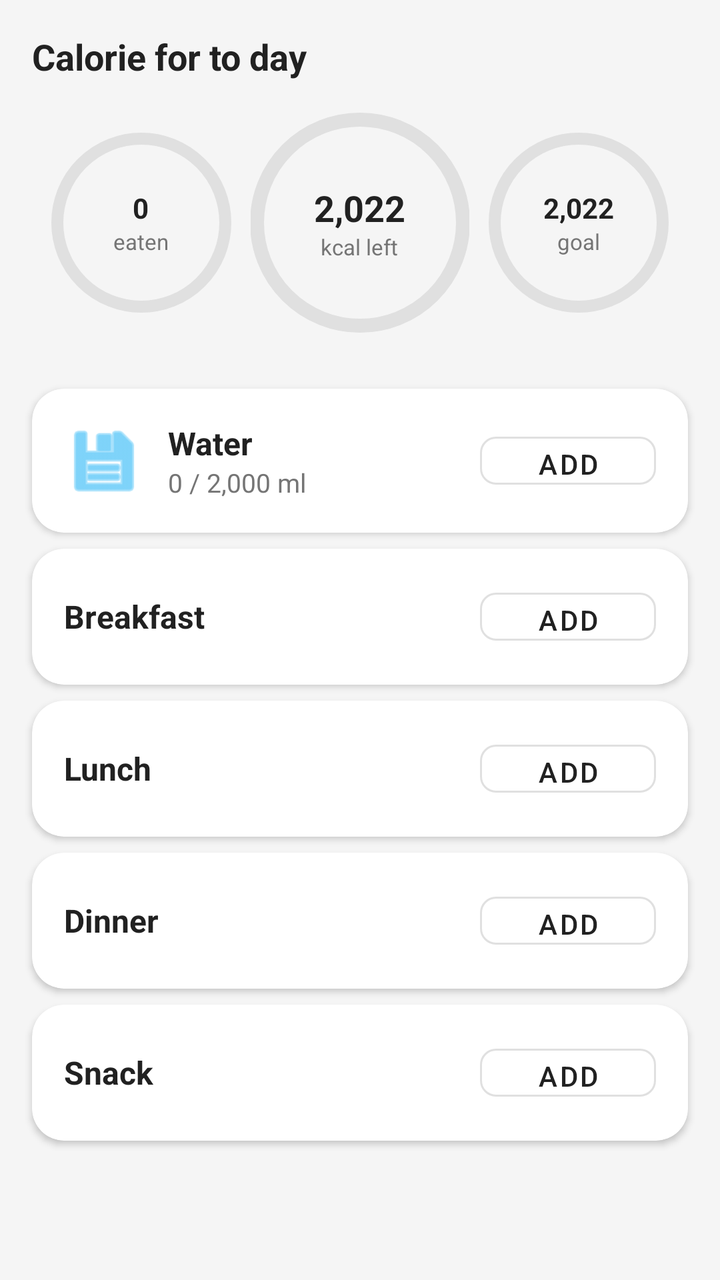
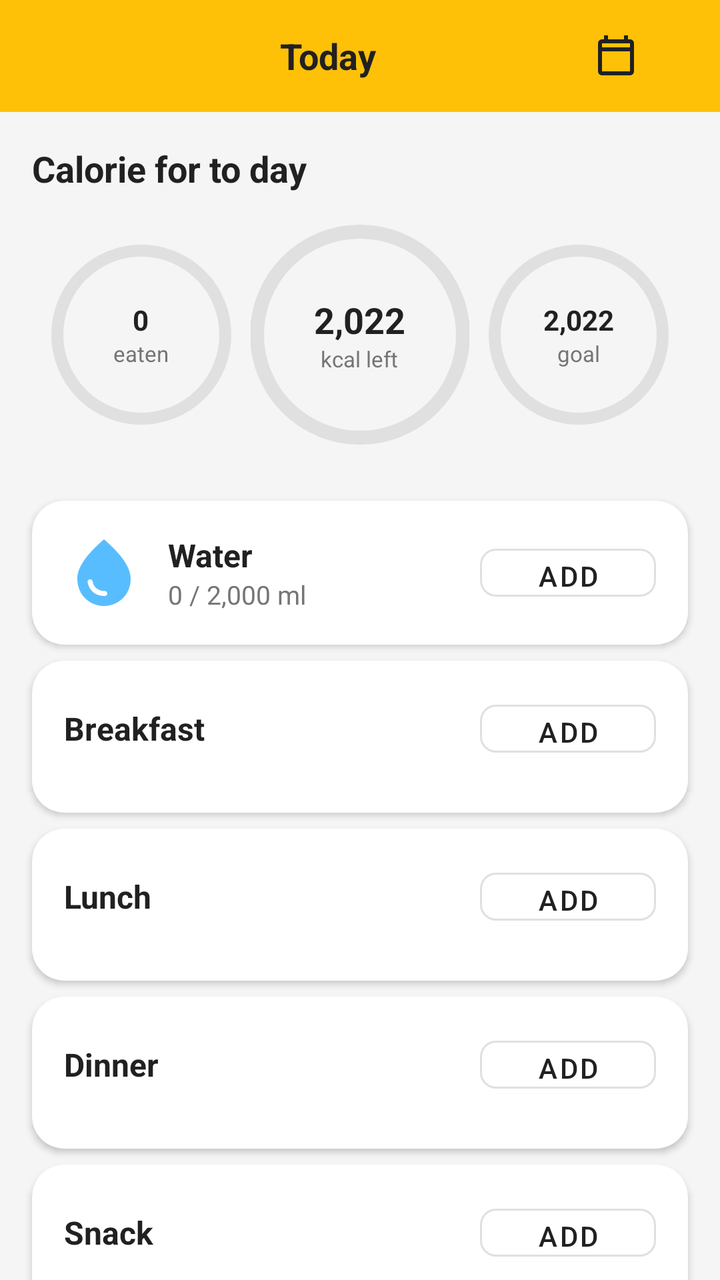

An Android layout rendered at two revisions. The XML below is the earlier revision; the diff shows what the commit changed to produce the second picture.
<!-- AndroidManifest.xml: application theme Theme.LionFitApp -->
<!-- res/layout/fragment_diet.xml -->
<?xml version="1.0" encoding="utf-8"?>
<androidx.core.widget.NestedScrollView
    xmlns:android="http://schemas.android.com/apk/res/android"
    xmlns:app="http://schemas.android.com/apk/res-auto"
    android:layout_width="match_parent"
    android:layout_height="match_parent"
    android:background="#F5F5F5"
    android:fillViewport="true">

    <LinearLayout
        android:layout_width="match_parent"
        android:layout_height="wrap_content"
        android:orientation="vertical">

        
        <LinearLayout
            android:layout_width="match_parent"
            android:layout_height="wrap_content"
            android:orientation="vertical"
            android:paddingStart="16dp"
            android:paddingEnd="16dp"
            android:paddingTop="16dp"
            android:paddingBottom="8dp"
            android:background="#F5F5F5">

            <TextView
                android:layout_width="wrap_content"
                android:layout_height="wrap_content"
                android:text="@string/calorie_for_today"
                android:textColor="#212121"
                android:textSize="18sp"
                android:textStyle="bold"
                android:layout_marginBottom="16dp" />

            
            <LinearLayout
                android:layout_width="match_parent"
                android:layout_height="wrap_content"
                android:orientation="horizontal"
                android:gravity="center"
                android:baselineAligned="false"
                android:layout_marginBottom="8dp">

                
                <FrameLayout
                    android:layout_width="0dp"
                    android:layout_height="90dp"
                    android:layout_weight="1"
                    android:gravity="center">

                    <com.google.android.material.progressindicator.CircularProgressIndicator
                        android:id="@+id/progressEaten"
                        android:layout_width="90dp"
                        android:layout_height="90dp"
                        android:layout_gravity="center"
                        android:max="2000"
                        android:progress="0"
                        app:indicatorColor="#8BC34A"
                        app:trackColor="#E0E0E0"
                        app:trackThickness="6dp"
                        app:indicatorSize="90dp" />

                    <LinearLayout
                        android:layout_width="wrap_content"
                        android:layout_height="wrap_content"
                        android:layout_gravity="center"
                        android:gravity="center"
                        android:orientation="vertical">

                        <TextView
                            android:id="@+id/tvEaten"
                            android:layout_width="wrap_content"
                            android:layout_height="wrap_content"
                            android:text="@string/value_zero"
                            android:textColor="#212121"
                            android:textSize="14sp"
                            android:textStyle="bold" />

                        <TextView
                            android:layout_width="wrap_content"
                            android:layout_height="wrap_content"
                            android:text="@string/label_eaten"
                            android:textColor="#757575"
                            android:textSize="11sp" />

                    </LinearLayout>

                </FrameLayout>

                
                <FrameLayout
                    android:layout_width="0dp"
                    android:layout_height="110dp"
                    android:layout_weight="1"
                    android:gravity="center">

                    <com.google.android.material.progressindicator.CircularProgressIndicator
                        android:id="@+id/progressKcalLeft"
                        android:layout_width="110dp"
                        android:layout_height="110dp"
                        android:layout_gravity="center"
                        android:max="2000"
                        android:progress="2000"
                        app:indicatorColor="#CDDC39"
                        app:trackColor="#E0E0E0"
                        app:trackThickness="7dp"
                        app:indicatorSize="110dp" />

                    <LinearLayout
                        android:layout_width="wrap_content"
                        android:layout_height="wrap_content"
                        android:layout_gravity="center"
                        android:gravity="center"
                        android:orientation="vertical">

                        <TextView
                            android:id="@+id/tvKcalLeft"
                            android:layout_width="wrap_content"
                            android:layout_height="wrap_content"
                            android:text="@string/default_kcal"
                            android:textColor="#212121"
                            android:textSize="18sp"
                            android:textStyle="bold" />

                        <TextView
                            android:layout_width="wrap_content"
                            android:layout_height="wrap_content"
                            android:text="@string/label_kcal_left"
                            android:textColor="#757575"
                            android:textSize="11sp" />

                    </LinearLayout>

                </FrameLayout>

                
                <FrameLayout
                    android:layout_width="0dp"
                    android:layout_height="90dp"
                    android:layout_weight="1"
                    android:gravity="center">

                    <com.google.android.material.progressindicator.CircularProgressIndicator
                        android:id="@+id/progressGoal"
                        android:layout_width="90dp"
                        android:layout_height="90dp"
                        android:layout_gravity="center"
                        android:max="2000"
                        android:progress="2000"
                        app:indicatorColor="#FFC107"
                        app:trackColor="#E0E0E0"
                        app:trackThickness="6dp"
                        app:indicatorSize="90dp" />

                    <LinearLayout
                        android:layout_width="wrap_content"
                        android:layout_height="wrap_content"
                        android:layout_gravity="center"
                        android:gravity="center"
                        android:orientation="vertical">

                        <TextView
                            android:id="@+id/tvGoal"
                            android:layout_width="wrap_content"
                            android:layout_height="wrap_content"
                            android:text="@string/default_kcal"
                            android:textColor="#212121"
                            android:textSize="14sp"
                            android:textStyle="bold" />

                        <TextView
                            android:layout_width="wrap_content"
                            android:layout_height="wrap_content"
                            android:text="@string/label_goal"
                            android:textColor="#757575"
                            android:textSize="11sp" />

                    </LinearLayout>

                </FrameLayout>

            </LinearLayout>

        </LinearLayout>

        
        <com.google.android.material.card.MaterialCardView
            android:id="@+id/cardWater"
            android:layout_width="match_parent"
            android:layout_height="wrap_content"
            android:layout_marginStart="16dp"
            android:layout_marginEnd="16dp"
            android:layout_marginTop="12dp"
            app:cardCornerRadius="16dp"
            app:cardElevation="2dp"
            app:strokeWidth="0dp">

            <LinearLayout
                android:layout_width="match_parent"
                android:layout_height="wrap_content"
                android:orientation="horizontal"
                android:padding="16dp"
                android:gravity="center_vertical">

                <ImageView
                    android:layout_width="40dp"
                    android:layout_height="40dp"
                    android:layout_marginEnd="12dp"
                    android:contentDescription="@string/cd_water"
                    android:src="@android:drawable/ic_menu_save"
                    app:tint="#29B6F6" />

                <LinearLayout
                    android:layout_width="0dp"
                    android:layout_height="wrap_content"
                    android:layout_weight="1"
                    android:orientation="vertical">

                    <TextView
                        android:layout_width="wrap_content"
                        android:layout_height="wrap_content"
                        android:text="@string/label_water"
                        android:textColor="#212121"
                        android:textSize="16sp"
                        android:textStyle="bold" />

                    <TextView
                        android:id="@+id/tvWaterAmount"
                        android:layout_width="wrap_content"
                        android:layout_height="wrap_content"
                        android:text="@string/default_water"
                        android:textColor="#757575"
                        android:textSize="13sp" />

                </LinearLayout>

                <Button
                    android:id="@+id/btnAddWater"
                    style="@style/Widget.MaterialComponents.Button.OutlinedButton"
                    android:layout_width="wrap_content"
                    android:layout_height="36dp"
                    android:text="@string/btn_add"
                    android:textColor="#212121"
                    app:strokeColor="#E0E0E0"
                    app:cornerRadius="8dp" />

            </LinearLayout>
        </com.google.android.material.card.MaterialCardView>

        
        <com.google.android.material.card.MaterialCardView
            android:id="@+id/cardBreakfast"
            android:layout_width="match_parent"
            android:layout_height="wrap_content"
            android:layout_marginStart="16dp"
            android:layout_marginEnd="16dp"
            android:layout_marginTop="8dp"
            app:cardCornerRadius="16dp"
            app:cardElevation="2dp"
            app:strokeWidth="0dp">

            <LinearLayout
                android:layout_width="match_parent"
                android:layout_height="wrap_content"
                android:orientation="horizontal"
                android:padding="16dp"
                android:gravity="center_vertical">

                <TextView
                    android:layout_width="0dp"
                    android:layout_height="wrap_content"
                    android:layout_weight="1"
                    android:text="@string/label_breakfast"
                    android:textColor="#212121"
                    android:textSize="16sp"
                    android:textStyle="bold" />

                <Button
                    android:id="@+id/btnAddBreakfast"
                    style="@style/Widget.MaterialComponents.Button.OutlinedButton"
                    android:layout_width="wrap_content"
                    android:layout_height="36dp"
                    android:text="@string/btn_add"
                    android:textColor="#212121"
                    app:strokeColor="#E0E0E0"
                    app:cornerRadius="8dp" />

            </LinearLayout>
        </com.google.android.material.card.MaterialCardView>

        
        <com.google.android.material.card.MaterialCardView
            android:id="@+id/cardLunch"
            android:layout_width="match_parent"
            android:layout_height="wrap_content"
            android:layout_marginStart="16dp"
            android:layout_marginEnd="16dp"
            android:layout_marginTop="8dp"
            app:cardCornerRadius="16dp"
            app:cardElevation="2dp"
            app:strokeWidth="0dp">

            <LinearLayout
                android:layout_width="match_parent"
                android:layout_height="wrap_content"
                android:orientation="horizontal"
                android:padding="16dp"
                android:gravity="center_vertical">

                <TextView
                    android:layout_width="0dp"
                    android:layout_height="wrap_content"
                    android:layout_weight="1"
                    android:text="@string/label_lunch"
                    android:textColor="#212121"
                    android:textSize="16sp"
                    android:textStyle="bold" />

                <Button
                    android:id="@+id/btnAddLunch"
                    style="@style/Widget.MaterialComponents.Button.OutlinedButton"
                    android:layout_width="wrap_content"
                    android:layout_height="36dp"
                    android:text="@string/btn_add"
                    android:textColor="#212121"
                    app:strokeColor="#E0E0E0"
                    app:cornerRadius="8dp" />

            </LinearLayout>
        </com.google.android.material.card.MaterialCardView>

        
        <com.google.android.material.card.MaterialCardView
            android:id="@+id/cardDinner"
            android:layout_width="match_parent"
            android:layout_height="wrap_content"
            android:layout_marginStart="16dp"
            android:layout_marginEnd="16dp"
            android:layout_marginTop="8dp"
            app:cardCornerRadius="16dp"
            app:cardElevation="2dp"
            app:strokeWidth="0dp">

            <LinearLayout
                android:layout_width="match_parent"
                android:layout_height="wrap_content"
                android:orientation="horizontal"
                android:padding="16dp"
                android:gravity="center_vertical">

                <TextView
                    android:layout_width="0dp"
                    android:layout_height="wrap_content"
                    android:layout_weight="1"
                    android:text="@string/label_dinner"
                    android:textColor="#212121"
                    android:textSize="16sp"
                    android:textStyle="bold" />

                <Button
                    android:id="@+id/btnAddDinner"
                    style="@style/Widget.MaterialComponents.Button.OutlinedButton"
                    android:layout_width="wrap_content"
                    android:layout_height="36dp"
                    android:text="@string/btn_add"
                    android:textColor="#212121"
                    app:strokeColor="#E0E0E0"
                    app:cornerRadius="8dp" />

            </LinearLayout>
        </com.google.android.material.card.MaterialCardView>

        
        <com.google.android.material.card.MaterialCardView
            android:id="@+id/cardSnack"
            android:layout_width="match_parent"
            android:layout_height="wrap_content"
            android:layout_marginStart="16dp"
            android:layout_marginEnd="16dp"
            android:layout_marginTop="8dp"
            android:layout_marginBottom="24dp"
            app:cardCornerRadius="16dp"
            app:cardElevation="2dp"
            app:strokeWidth="0dp">

            <LinearLayout
                android:layout_width="match_parent"
                android:layout_height="wrap_content"
                android:orientation="horizontal"
                android:padding="16dp"
                android:gravity="center_vertical">

                <TextView
                    android:layout_width="0dp"
                    android:layout_height="wrap_content"
                    android:layout_weight="1"
                    android:text="@string/label_snack"
                    android:textColor="#212121"
                    android:textSize="16sp"
                    android:textStyle="bold" />

                <Button
                    android:id="@+id/btnAddSnack"
                    style="@style/Widget.MaterialComponents.Button.OutlinedButton"
                    android:layout_width="wrap_content"
                    android:layout_height="36dp"
                    android:text="@string/btn_add"
                    android:textColor="#212121"
                    app:strokeColor="#E0E0E0"
                    app:cornerRadius="8dp" />

            </LinearLayout>
        </com.google.android.material.card.MaterialCardView>

    </LinearLayout>

</androidx.core.widget.NestedScrollView>
<!-- resources referenced by this layout -->
<resources>
  <string name="btn_add">Add</string>
  <string name="calorie_for_today">Calorie for to day</string>
  <string name="cd_water">Water icon</string>
  <string name="default_kcal">2,022</string>
  <string name="default_water">0 / 2,000 ml</string>
  <string name="label_breakfast">Breakfast</string>
  <string name="label_dinner">Dinner</string>
  <string name="label_eaten">eaten</string>
  <string name="label_goal">goal</string>
  <string name="label_kcal_left">kcal left</string>
  <string name="label_lunch">Lunch</string>
  <string name="label_snack">Snack</string>
  <string name="label_water">Water</string>
  <string name="value_zero">0</string>
  <style name="Theme.LionFitApp" parent="Theme.MaterialComponents.DayNight.NoActionBar">
          <item name="android:windowLightStatusBar">true</item>
      </style>
</resources>

<!-- the commit's change to res/layout/fragment_diet.xml (unified diff, before → after) -->
@@ -11,6 +11,35 @@
         android:layout_width="match_parent"
         android:layout_height="wrap_content"
         android:orientation="vertical">
+
+        
+        <LinearLayout
+            android:layout_width="match_parent"
+            android:layout_height="?attr/actionBarSize"
+            android:background="#FFC107"
+            android:orientation="horizontal"
+            android:gravity="center_vertical"
+            android:paddingHorizontal="16dp">
+
+            <TextView
+                android:id="@+id/tvSelectedDate"
+                android:layout_width="0dp"
+                android:layout_height="wrap_content"
+                android:layout_weight="1"
+                android:gravity="center"
+                android:text="Today"
+                android:textColor="#212121"
+                android:textSize="18sp"
+                android:textStyle="bold"
+                app:drawableEndCompat="@drawable/ic_calendar"
+                android:drawablePadding="8dp"
+                android:paddingStart="24dp"
+                android:paddingEnd="24dp"
+                android:clickable="true"
+                android:focusable="true"
+                android:background="?attr/selectableItemBackground" />
+
+        </LinearLayout>
 
         
         <LinearLayout
@@ -207,8 +236,7 @@
                     android:layout_height="40dp"
                     android:layout_marginEnd="12dp"
                     android:contentDescription="@string/cd_water"
-                    android:src="@android:drawable/ic_menu_save"
-                    app:tint="#29B6F6" />
+                    android:src="@drawable/ic_water_drop" />
 
                 <LinearLayout
                     android:layout_width="0dp"
@@ -262,28 +290,42 @@
             <LinearLayout
                 android:layout_width="match_parent"
                 android:layout_height="wrap_content"
-                android:orientation="horizontal"
-                android:padding="16dp"
-                android:gravity="center_vertical">
-
-                <TextView
-                    android:layout_width="0dp"
-                    android:layout_height="wrap_content"
-                    android:layout_weight="1"
-                    android:text="@string/label_breakfast"
-                    android:textColor="#212121"
-                    android:textSize="16sp"
-                    android:textStyle="bold" />
-
-                <Button
-                    android:id="@+id/btnAddBreakfast"
-                    style="@style/Widget.MaterialComponents.Button.OutlinedButton"
-                    android:layout_width="wrap_content"
-                    android:layout_height="36dp"
-                    android:text="@string/btn_add"
-                    android:textColor="#212121"
-                    app:strokeColor="#E0E0E0"
-                    app:cornerRadius="8dp" />
+                android:orientation="vertical">
+
+                <LinearLayout
+                    android:layout_width="match_parent"
+                    android:layout_height="wrap_content"
+                    android:orientation="horizontal"
+                    android:padding="16dp"
+                    android:gravity="center_vertical">
+
+                    <TextView
+                        android:layout_width="0dp"
+                        android:layout_height="wrap_content"
+                        android:layout_weight="1"
+                        android:text="@string/label_breakfast"
+                        android:textColor="#212121"
+                        android:textSize="16sp"
+                        android:textStyle="bold" />
+
+                    <Button
+                        android:id="@+id/btnAddBreakfast"
+                        style="@style/Widget.MaterialComponents.Button.OutlinedButton"
+                        android:layout_width="wrap_content"
+                        android:layout_height="36dp"
+                        android:text="@string/btn_add"
+                        android:textColor="#212121"
+                        app:strokeColor="#E0E0E0"
+                        app:cornerRadius="8dp" />
+
+                </LinearLayout>
+
+                <LinearLayout
+                    android:id="@+id/llBreakfastItems"
+                    android:layout_width="match_parent"
+                    android:layout_height="wrap_content"
+                    android:orientation="vertical"
+                    android:paddingBottom="8dp" />
 
             </LinearLayout>
         </com.google.android.material.card.MaterialCardView>
@@ -303,28 +345,42 @@
             <LinearLayout
                 android:layout_width="match_parent"
                 android:layout_height="wrap_content"
-                android:orientation="horizontal"
-                android:padding="16dp"
-                android:gravity="center_vertical">
-
-                <TextView
-                    android:layout_width="0dp"
-                    android:layout_height="wrap_content"
-                    android:layout_weight="1"
-                    android:text="@string/label_lunch"
-                    android:textColor="#212121"
-                    android:textSize="16sp"
-                    android:textStyle="bold" />
-
-                <Button
-                    android:id="@+id/btnAddLunch"
-                    style="@style/Widget.MaterialComponents.Button.OutlinedButton"
-                    android:layout_width="wrap_content"
-                    android:layout_height="36dp"
-                    android:text="@string/btn_add"
-                    android:textColor="#212121"
-                    app:strokeColor="#E0E0E0"
-                    app:cornerRadius="8dp" />
+                android:orientation="vertical">
+
+                <LinearLayout
+                    android:layout_width="match_parent"
+                    android:layout_height="wrap_content"
+                    android:orientation="horizontal"
+                    android:padding="16dp"
+                    android:gravity="center_vertical">
+
+                    <TextView
+                        android:layout_width="0dp"
+                        android:layout_height="wrap_content"
+                        android:layout_weight="1"
+                        android:text="@string/label_lunch"
+                        android:textColor="#212121"
+                        android:textSize="16sp"
+                        android:textStyle="bold" />
+
+                    <Button
+                        android:id="@+id/btnAddLunch"
+                        style="@style/Widget.MaterialComponents.Button.OutlinedButton"
+                        android:layout_width="wrap_content"
+                        android:layout_height="36dp"
+                        android:text="@string/btn_add"
+                        android:textColor="#212121"
+                        app:strokeColor="#E0E0E0"
+                        app:cornerRadius="8dp" />
+
+                </LinearLayout>
+
+                <LinearLayout
+                    android:id="@+id/llLunchItems"
+                    android:layout_width="match_parent"
+                    android:layout_height="wrap_content"
+                    android:orientation="vertical"
+                    android:paddingBottom="8dp" />
 
             </LinearLayout>
         </com.google.android.material.card.MaterialCardView>
@@ -344,28 +400,42 @@
             <LinearLayout
                 android:layout_width="match_parent"
                 android:layout_height="wrap_content"
-                android:orientation="horizontal"
-                android:padding="16dp"
-                android:gravity="center_vertical">
-
-                <TextView
-                    android:layout_width="0dp"
-                    android:layout_height="wrap_content"
-                    android:layout_weight="1"
-                    android:text="@string/label_dinner"
-                    android:textColor="#212121"
-                    android:textSize="16sp"
-                    android:textStyle="bold" />
-
-                <Button
-                    android:id="@+id/btnAddDinner"
-                    style="@style/Widget.MaterialComponents.Button.OutlinedButton"
-                    android:layout_width="wrap_content"
-                    android:layout_height="36dp"
-                    android:text="@string/btn_add"
-                    android:textColor="#212121"
-                    app:strokeColor="#E0E0E0"
-                    app:cornerRadius="8dp" />
+                android:orientation="vertical">
+
+                <LinearLayout
+                    android:layout_width="match_parent"
+                    android:layout_height="wrap_content"
+                    android:orientation="horizontal"
+                    android:padding="16dp"
+                    android:gravity="center_vertical">
+
+                    <TextView
+                        android:layout_width="0dp"
+                        android:layout_height="wrap_content"
+                        android:layout_weight="1"
+                        android:text="@string/label_dinner"
+                        android:textColor="#212121"
+                        android:textSize="16sp"
+                        android:textStyle="bold" />
+
+                    <Button
+                        android:id="@+id/btnAddDinner"
+                        style="@style/Widget.MaterialComponents.Button.OutlinedButton"
+                        android:layout_width="wrap_content"
+                        android:layout_height="36dp"
+                        android:text="@string/btn_add"
+                        android:textColor="#212121"
+                        app:strokeColor="#E0E0E0"
+                        app:cornerRadius="8dp" />
+
+                </LinearLayout>
+
+                <LinearLayout
+                    android:id="@+id/llDinnerItems"
+                    android:layout_width="match_parent"
+                    android:layout_height="wrap_content"
+                    android:orientation="vertical"
+                    android:paddingBottom="8dp" />
 
             </LinearLayout>
         </com.google.android.material.card.MaterialCardView>
@@ -386,28 +456,42 @@
             <LinearLayout
                 android:layout_width="match_parent"
                 android:layout_height="wrap_content"
-                android:orientation="horizontal"
-                android:padding="16dp"
-                android:gravity="center_vertical">
-
-                <TextView
-                    android:layout_width="0dp"
-                    android:layout_height="wrap_content"
-                    android:layout_weight="1"
-                    android:text="@string/label_snack"
-                    android:textColor="#212121"
-                    android:textSize="16sp"
-                    android:textStyle="bold" />
-
-                <Button
-                    android:id="@+id/btnAddSnack"
-                    style="@style/Widget.MaterialComponents.Button.OutlinedButton"
-                    android:layout_width="wrap_content"
-                    android:layout_height="36dp"
-                    android:text="@string/btn_add"
-                    android:textColor="#212121"
-                    app:strokeColor="#E0E0E0"
-                    app:cornerRadius="8dp" />
+                android:orientation="vertical">
+
+                <LinearLayout
+                    android:layout_width="match_parent"
+                    android:layout_height="wrap_content"
+                    android:orientation="horizontal"
+                    android:padding="16dp"
+                    android:gravity="center_vertical">
+
+                    <TextView
+                        android:layout_width="0dp"
+                        android:layout_height="wrap_content"
+                        android:layout_weight="1"
+                        android:text="@string/label_snack"
+                        android:textColor="#212121"
+                        android:textSize="16sp"
+                        android:textStyle="bold" />
+
+                    <Button
+                        android:id="@+id/btnAddSnack"
+                        style="@style/Widget.MaterialComponents.Button.OutlinedButton"
+                        android:layout_width="wrap_content"
+                        android:layout_height="36dp"
+                        android:text="@string/btn_add"
+                        android:textColor="#212121"
+                        app:strokeColor="#E0E0E0"
+                        app:cornerRadius="8dp" />
+
+                </LinearLayout>
+
+                <LinearLayout
+                    android:id="@+id/llSnackItems"
+                    android:layout_width="match_parent"
+                    android:layout_height="wrap_content"
+                    android:orientation="vertical"
+                    android:paddingBottom="8dp" />
 
             </LinearLayout>
         </com.google.android.material.card.MaterialCardView>
<!-- resource entries referenced after the edit -->
@@ -1,5 +1,22 @@
 <!-- resources referenced by this layout -->
 <resources>
+  <!-- drawable ic_calendar (drawable) -->
+  <vector xmlns:android="http://schemas.android.com/apk/res/android"
+      android:width="24dp"
+      android:height="24dp"
+      android:viewportWidth="24"
+      android:viewportHeight="24"
+      android:tint="#212121">
+    <path
+        android:fillColor="@android:color/white"
+        android:pathData="M19,4h-1V2h-2v2H8V2H6v2H5c-1.11,0 -1.99,0.9 -1.99,2L3,20c0,1.1 0.89,2 2,2h14c1.1,0 2,-0.9 2,-2V6c0,-1.1 -0.9,-2 -2,-2zm0,16H5V10h14v10zm0,-12H5V6h14v2z"/>
+  </vector>
+  <!-- drawable ic_water_drop (drawable) -->
+  <vector xmlns:android="http://schemas.android.com/apk/res/android" android:height="24dp" android:tint="#58BDFF" android:viewportHeight="24" android:viewportWidth="24" android:width="24dp">
+        
+      <path android:fillColor="@android:color/white" android:pathData="M12,2c-5.33,4.55 -8,8.48 -8,11.8c0,4.98 3.8,8.2 8,8.2s8,-3.22 8,-8.2C20,10.48 17.33,6.55 12,2zM7.83,14c0.37,0 0.67,0.26 0.74,0.62c0.41,2.22 2.28,2.98 3.64,2.87c0.43,-0.02 0.79,0.32 0.79,0.75c0,0.4 -0.32,0.73 -0.72,0.75c-2.13,0.13 -4.62,-1.09 -5.19,-4.12C7.01,14.42 7.37,14 7.83,14z"/>
+      
+  </vector>
   <string name="btn_add">Add</string>
   <string name="calorie_for_today">Calorie for to day</string>
   <string name="cd_water">Water icon</string>
